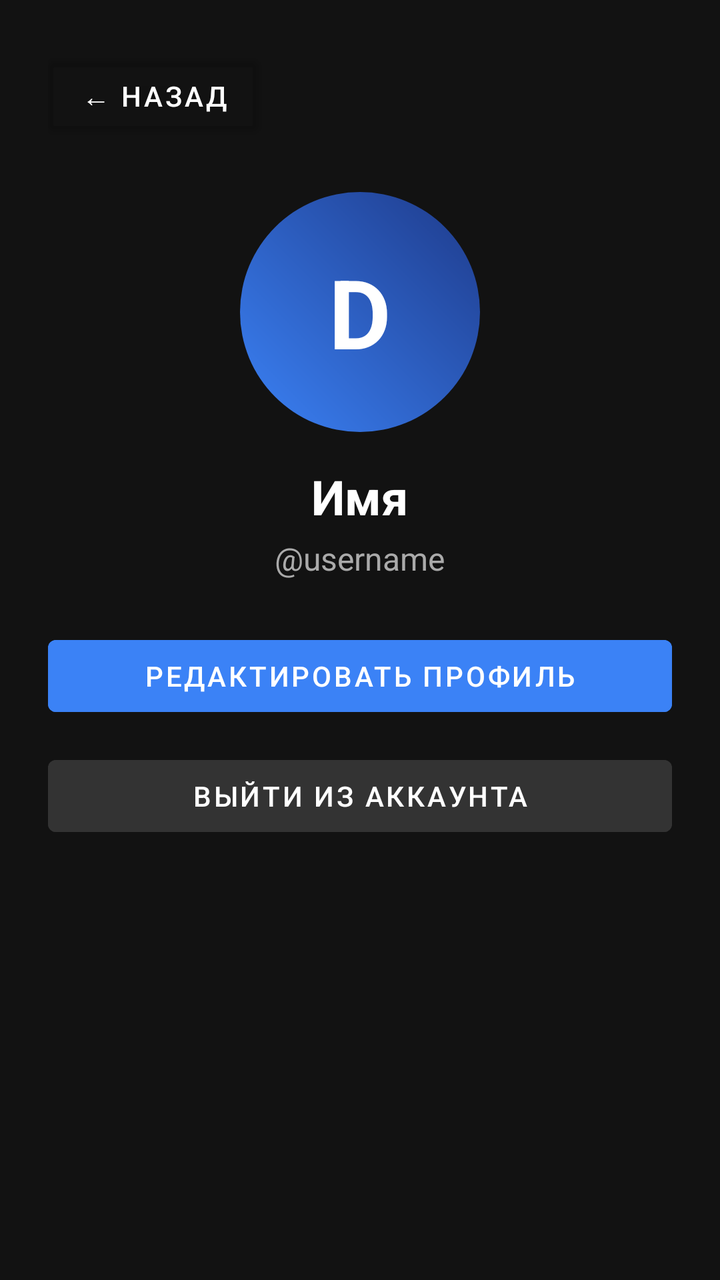
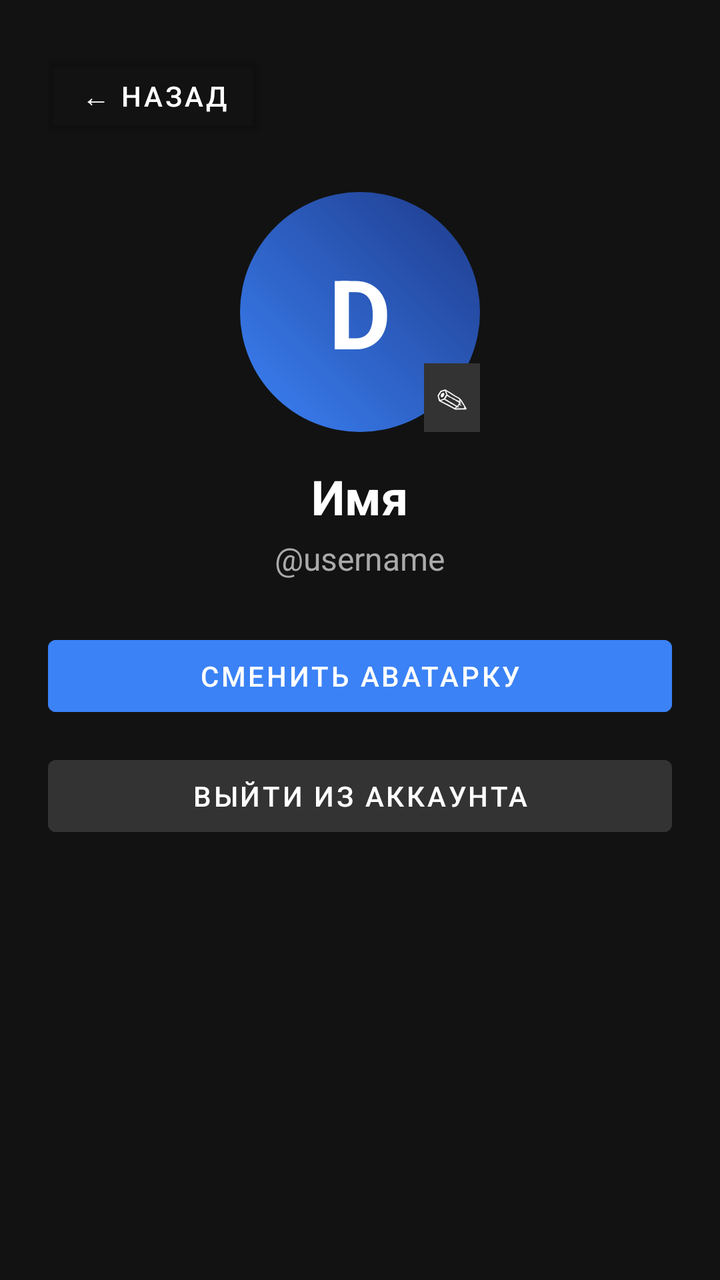

Screens rendered from an Android XML layout before and after an edit, with the pre-edit source and the edit as a unified diff.
<!-- AndroidManifest.xml: application theme Theme.TicTacToe -->
<!-- res/layout/activity_profile.xml -->
<?xml version="1.0" encoding="utf-8"?>
<ScrollView xmlns:android="http://schemas.android.com/apk/res/android"
    android:layout_width="match_parent"
    android:layout_height="match_parent"
    android:background="#121212">

    <LinearLayout
        android:layout_width="match_parent"
        android:layout_height="wrap_content"
        android:orientation="vertical"
        android:padding="24dp"
        android:gravity="center_horizontal">

        
        <Button
            android:id="@+id/btnBack"
            android:layout_width="wrap_content"
            android:layout_height="wrap_content"
            android:text="← Назад"
            android:backgroundTint="@android:color/transparent"
            android:textColor="#FFFFFF"
            android:layout_gravity="start"/>

        
        <TextView
            android:id="@+id/tvBigAvatar"
            android:layout_width="120dp"
            android:layout_height="120dp"
            android:text="D"
            android:textColor="#FFFFFF"
            android:textSize="48sp"
            android:textStyle="bold"
            android:gravity="center"
            android:background="@drawable/avatar_bg"
            android:layout_marginTop="24dp"
            android:layout_marginBottom="16dp"/>

        
        <TextView
            android:id="@+id/tvName"
            android:layout_width="wrap_content"
            android:layout_height="wrap_content"
            android:text="Имя"
            android:textColor="#FFFFFF"
            android:textSize="24sp"
            android:textStyle="bold"
            android:layout_marginBottom="4dp"/>

        
        <TextView
            android:id="@+id/tvUsername"
            android:layout_width="wrap_content"
            android:layout_height="wrap_content"
            android:text="@username"
            android:textColor="#AAAAAA"
            android:textSize="16sp"
            android:layout_marginBottom="24dp"/>

        
        <Button
            android:id="@+id/btnEditProfile"
            android:layout_width="match_parent"
            android:layout_height="wrap_content"
            android:text="Редактировать профиль"
            android:backgroundTint="#3B82F6"
            android:textColor="#FFFFFF"
            android:layout_marginBottom="12dp"/>

        <Button
            android:id="@+id/btnLogoutProfile"
            android:layout_width="match_parent"
            android:layout_height="wrap_content"
            android:text="Выйти из аккаунта"
            android:backgroundTint="#333333"
            android:textColor="#FFFFFF"/>

    </LinearLayout>
</ScrollView>
<!-- resources referenced by this layout -->
<resources>
  <!-- drawable avatar_bg (drawable) -->
  <?xml version="1.0" encoding="utf-8"?>
  <shape xmlns:android="http://schemas.android.com/apk/res/android" android:shape="oval">
      <gradient
          android:startColor="#3B82F6"
          android:endColor="#1E3A8A"
          android:angle="45" />
  </shape>
  <style name="Theme.TicTacToe" parent="Theme.MaterialComponents.DayNight.NoActionBar">
          <item name="colorPrimary">#6A1B9A</item>
          <item name="colorPrimaryVariant">#4A148C</item>
          <item name="colorOnPrimary">#FFFFFF</item>
          <item name="android:statusBarColor">#0F0F1A</item>
          <item name="android:windowBackground">#0F0F1A</item>
      </style>
</resources>

<!-- the commit's change to res/layout/activity_profile.xml (unified diff, before → after) -->
@@ -11,7 +11,6 @@
         android:padding="24dp"
         android:gravity="center_horizontal">
 
-        
         <Button
             android:id="@+id/btnBack"
             android:layout_width="wrap_content"
@@ -21,21 +20,34 @@
             android:textColor="#FFFFFF"
             android:layout_gravity="start"/>
 
-        
-        <TextView
-            android:id="@+id/tvBigAvatar"
+        <FrameLayout
             android:layout_width="120dp"
             android:layout_height="120dp"
-            android:text="D"
-            android:textColor="#FFFFFF"
-            android:textSize="48sp"
-            android:textStyle="bold"
-            android:gravity="center"
-            android:background="@drawable/avatar_bg"
             android:layout_marginTop="24dp"
-            android:layout_marginBottom="16dp"/>
+            android:layout_marginBottom="16dp">
 
-        
+            <TextView
+                android:id="@+id/tvBigAvatar"
+                android:layout_width="match_parent"
+                android:layout_height="match_parent"
+                android:text="D"
+                android:textColor="#FFFFFF"
+                android:textSize="48sp"
+                android:textStyle="bold"
+                android:gravity="center"
+                android:background="@drawable/avatar_bg"/>
+
+            <TextView
+                android:layout_width="wrap_content"
+                android:layout_height="wrap_content"
+                android:text="✎"
+                android:textColor="#FFFFFF"
+                android:textSize="16sp"
+                android:background="#333333"
+                android:padding="6dp"
+                android:layout_gravity="bottom|end"/>
+        </FrameLayout>
+
         <TextView
             android:id="@+id/tvName"
             android:layout_width="wrap_content"
@@ -46,7 +58,6 @@
             android:textStyle="bold"
             android:layout_marginBottom="4dp"/>
 
-        
         <TextView
             android:id="@+id/tvUsername"
             android:layout_width="wrap_content"
@@ -56,12 +67,11 @@
             android:textSize="16sp"
             android:layout_marginBottom="24dp"/>
 
-        
         <Button
             android:id="@+id/btnEditProfile"
             android:layout_width="match_parent"
             android:layout_height="wrap_content"
-            android:text="Редактировать профиль"
+            android:text="Сменить аватарку"
             android:backgroundTint="#3B82F6"
             android:textColor="#FFFFFF"
             android:layout_marginBottom="12dp"/>
<!-- resource entries referenced after the edit -->
@@ -3,10 +3,7 @@
   <!-- drawable avatar_bg (drawable) -->
   <?xml version="1.0" encoding="utf-8"?>
   <shape xmlns:android="http://schemas.android.com/apk/res/android" android:shape="oval">
-      <gradient
-          android:startColor="#3B82F6"
-          android:endColor="#1E3A8A"
-          android:angle="45" />
+      <gradient android:startColor="#3B82F6" android:endColor="#1E3A8A" android:angle="45" />
   </shape>
   <style name="Theme.TicTacToe" parent="Theme.MaterialComponents.DayNight.NoActionBar">
           <item name="colorPrimary">#6A1B9A</item>
